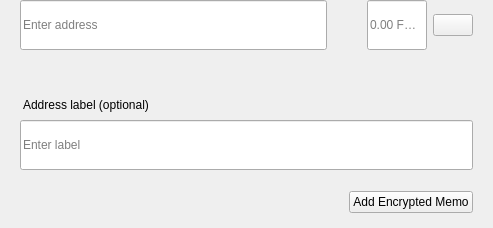
Above: src/qt/gamefrag/forms/sendmultirow.ui from Game-Frag/game-frag-coin before the change. Below: the same form after it.
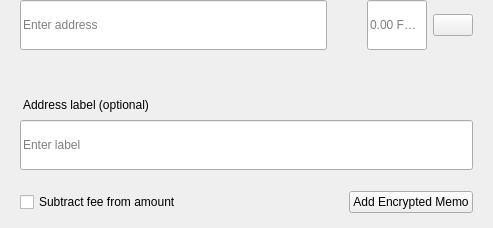
That is the form after the change.

```diff
--- a/src/qt/gamefrag/forms/sendmultirow.ui
+++ b/src/qt/gamefrag/forms/sendmultirow.ui
@@ -347,6 +347,16 @@
          <property name="bottomMargin">
           <number>0</number>
          </property>
+         <item>
+          <widget class="QCheckBox" name="checkboxSubtractFeeFromAmount">
+           <property name="toolTip">
+            <string>The fee will be deducted from the amount being sent. The recipient will receive less FRAG than you enter in the amount field. If multiple recipients are selected, the fee is split equally.</string>
+           </property>
+           <property name="text">
+            <string>Subtract fee from amount</string>
+           </property>
+          </widget>
+         </item>
          <item>
           <spacer name="horizontalSpacer">
            <property name="orientation">
```
Left out of the diff: 2 changed lines with no effect on the pictures.
